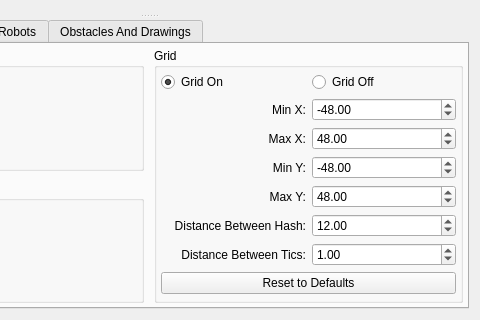
This is forms/robosimwidget.ui in gucwakj/RoboSim as Qt 5 draws it before an edit; both pictures show x 432 to 912 and y 461 to 781 of the 912 by 781 pixel window. The edited form follows.
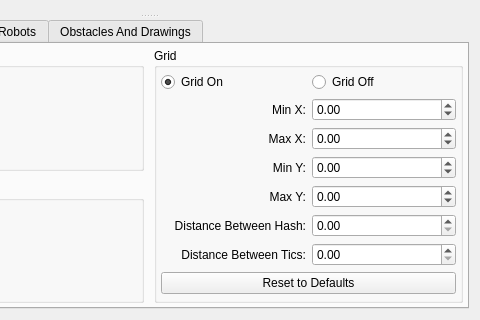
This is the edited form. The open tabs and pages were chosen to show the change. Custom widgets are drawn as their Qt base class.

Diff of the .ui file:
```diff
--- a/forms/robosimwidget.ui
+++ b/forms/robosimwidget.ui
@@ -540,7 +540,7 @@
                    <double>1000.000000000000000</double>
                   </property>
                   <property name="value">
-                   <double>-48.000000000000000</double>
+                   <double>0.000000000000000</double>
                   </property>
                  </widget>
                 </item>
@@ -567,7 +567,7 @@
                    <double>1000.000000000000000</double>
                   </property>
                   <property name="value">
-                   <double>48.000000000000000</double>
+                   <double>0.000000000000000</double>
                   </property>
                  </widget>
                 </item>
@@ -594,7 +594,7 @@
                    <double>1000.000000000000000</double>
                   </property>
                   <property name="value">
-                   <double>-48.000000000000000</double>
+                   <double>0.000000000000000</double>
                   </property>
                  </widget>
                 </item>
@@ -621,7 +621,7 @@
                    <double>1000.000000000000000</double>
                   </property>
                   <property name="value">
-                   <double>48.000000000000000</double>
+                   <double>0.000000000000000</double>
                   </property>
                  </widget>
                 </item>
@@ -645,7 +645,7 @@
                    <double>1000.000000000000000</double>
                   </property>
                   <property name="value">
-                   <double>12.000000000000000</double>
+                   <double>0.000000000000000</double>
                   </property>
                  </widget>
                 </item>
@@ -672,7 +672,7 @@
                    <double>1000.000000000000000</double>
                   </property>
                   <property name="value">
-                   <double>1.000000000000000</double>
+                   <double>0.000000000000000</double>
                   </property>
                  </widget>
                 </item>
```
Left out of the diff: 126 changed lines with no effect on the pictures.
